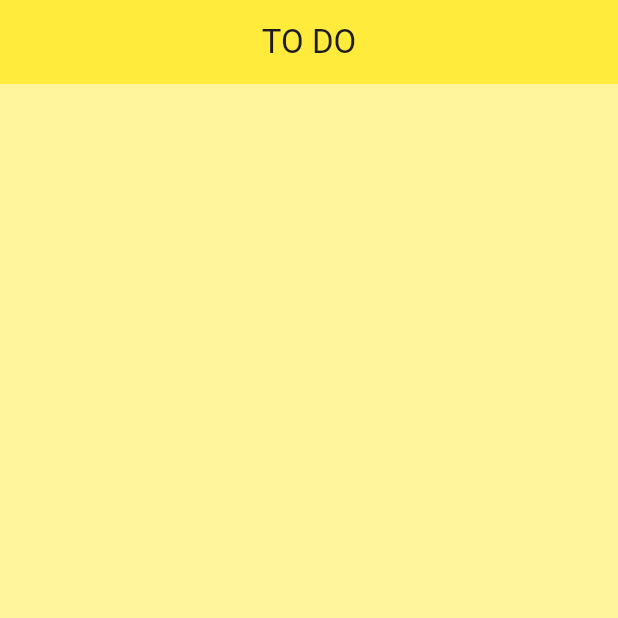
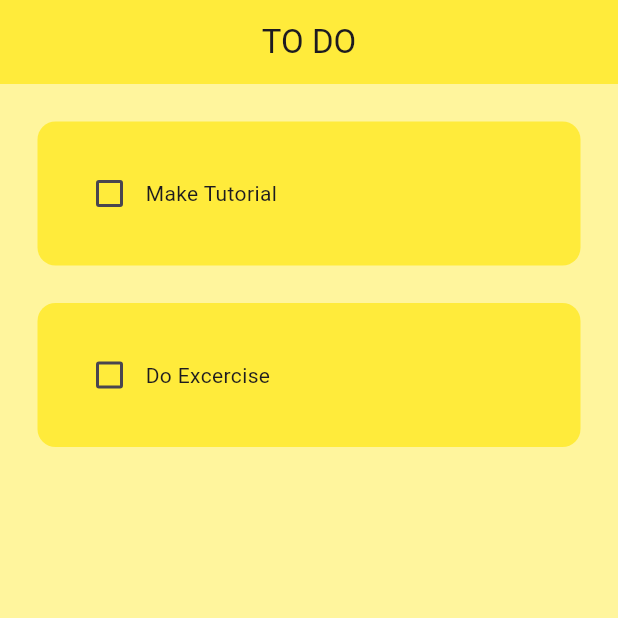
Before and after one commit to GauravGhost/Todo_Flutter, a Flutter app: the screen it shows after launch, on a phone screen of 412 x 824 dp, the top half of it. Run offline on Flutter 3.47's test engine with Material 3 defaults, Android fonts, the phone set to English and light mode, and no system bars.

Commit message:
Added todo list with checkbox

```diff
--- a/lib/pages/home_page.dart
+++ b/lib/pages/home_page.dart
@@ -1,4 +1,5 @@
 import 'package:flutter/material.dart';
+import 'package:todo/utils/todo_tile.dart';
 
 class HomePage extends StatefulWidget {
   const HomePage({super.key});
@@ -8,6 +9,15 @@ class HomePage extends StatefulWidget {
 }
 
 class _HomePageState extends State<HomePage> {
+  List todoList = [
+    ["Make Tutorial", false],
+    ["Do Excercise", false]
+  ];
+  void checkboxChanged(bool? value, int index) {
+    setState(() {
+      todoList[index][1] = !todoList[index][1];
+    });
+  }
   @override
   Widget build(BuildContext context) {
     return Scaffold(
@@ -17,7 +27,16 @@ class _HomePageState extends State<HomePage> {
         title: Text('TO DO'),
         centerTitle: true,
       ),
-      body: ListView(children: [],),
+      body: ListView.builder(
+        itemCount: todoList.length,
+        itemBuilder: (context, index) {
+          return TodoTile(
+            taskName: todoList[index][0],
+            taskCompleted: todoList[index][1],
+            onChanged: (value) => checkboxChanged(value, index),
+          );
+        },
+      ),
     );
   }
 }
--- /dev/null
+++ b/lib/utils/todo_tile.dart
@@ -0,0 +1,42 @@
+import 'package:flutter/material.dart';
+
+class TodoTile extends StatelessWidget {
+  final String taskName;
+  final bool taskCompleted;
+  final Function(bool?)? onChanged;
+
+  const TodoTile(
+      {super.key,
+      required this.taskName,
+      required this.taskCompleted,
+      required this.onChanged});
+
+  @override
+  Widget build(BuildContext context) {
+    return Padding(
+      padding: const EdgeInsets.only(left: 25.0, right: 25, top: 25),
+      child: Container(
+        padding: const EdgeInsets.all(24),
+        decoration: BoxDecoration(
+          color: Theme.of(context).primaryColor,
+          borderRadius: BorderRadius.circular(12),
+        ),
+        child: Row(
+          children: [
+            Checkbox(
+              value: taskCompleted,
+              onChanged: onChanged,
+              activeColor: Colors.black,
+            ),
+            Text(
+              taskName,
+              style: TextStyle(
+                decoration: taskCompleted ? TextDecoration.lineThrough : TextDecoration.none
+              ),
+            ),
+          ],
+        ),
+      ),
+    );
+  }
+}
```
